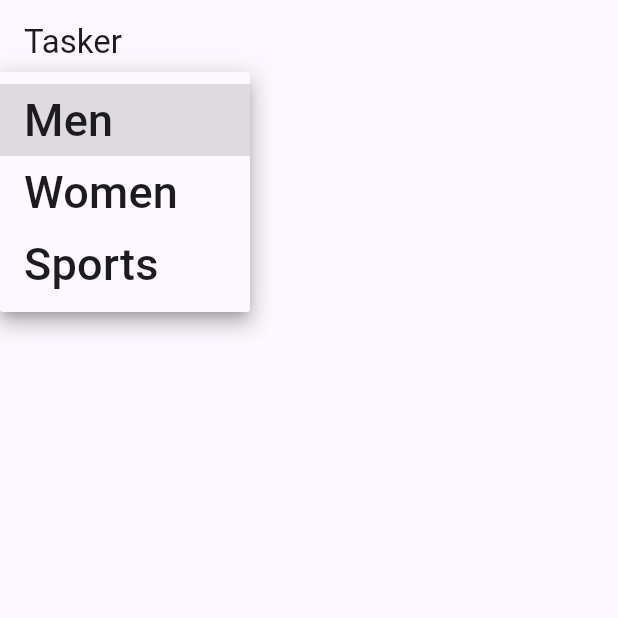
After one commit to Dev-Arnab-Flutter/snapkart-seller, a Flutter app: the HomePage screen opened directly, after a tap on the "arrow drop down" icon, on a phone screen of 412 x 824 dp, the top half of it. The commit adds this screen. Run offline on Flutter 3.47's test engine with Material 2 defaults, Android fonts, the phone set to English and light mode, and no system bars; our stand-ins replace carousel_slider, cloud_firestore, file_picker, firebase_auth, firebase_core, firebase_database and 5 more; accounts and stored records are empty.

Commit message:
updated and push

```diff
--- /dev/null
+++ b/lib/models/category_model.dart
@@ -0,0 +1,50 @@
+
+class Category {
+    String name;
+    List<Subcategory> subcategory;
+
+    Category({
+        required this.name,
+        required this.subcategory,
+    });
+
+    factory Category.fromMap(Map json) => Category(
+        name: json["name"],
+        subcategory: List<Subcategory>.from(json["subcategory"].map((x) => Subcategory.fromMap(x))),
+    );
+
+    Map<String, dynamic> toMap() => {
+        "name": name,
+        "subcategory": List<dynamic>.from(subcategory.map((x) => x.toMap())),
+    };
+    @override
+    String toString() {
+
+    return "Category(name: $name,SubCategory : $subcategory)";
+  }
+}
+
+class Subcategory {
+    int id;
+    String name;
+
+    Subcategory({
+        required this.id,
+        required this.name,
+    });
+
+    factory Subcategory.fromMap(Map json) => Subcategory(
+        id: json["id"],
+        name: json["name"],
+    );
+
+    Map<String, dynamic> toMap() => {
+        "id": id,
+        "name": name,
+    };
+   @override
+    String toString() {
+
+    return "SubCategory(id: $id, name: $name)";
+  }
+}
--- a/lib/screens/products_screen.dart
+++ b/lib/screens/products_screen.dart
@@ -85,7 +85,7 @@ class ProductsScreen extends StatelessWidget {
         backgroundColor: purpleColor,
         shape: const CircleBorder(),
         onPressed: () {
-          Get.to(()=>const AddProductScreen());
+          Get.to(()=> AddProductScreen());
         },
         child: Icon(
           Icons.add,
--- a/lib/services/api/services_api.dart
+++ b/lib/services/api/services_api.dart
@@ -65,4 +65,6 @@ userImageController.selectedProfilePicture=false;
     Get.snackbar("Error occured", message,
         backgroundColor: Colors.redAccent, snackPosition: SnackPosition.BOTTOM,duration:const Duration(seconds: 5));
   }
+
+
 }
--- /dev/null
+++ b/lib/widgets/israr.dart
@@ -0,0 +1,123 @@
+import 'package:flutter/material.dart';
+
+
+void main() {
+  runApp(
+    const MaterialApp(
+      debugShowCheckedModeBanner: false,
+      home: HomePage(),
+    ),
+  );
+}
+
+class HomePage extends StatefulWidget {
+  const HomePage({super.key});
+
+  @override
+  State<HomePage> createState() => _HomePageState();
+}
+
+class SubCategory {
+  final int id;
+  final String name;
+  const SubCategory({required this.id, required this.name});
+}
+
+class Category {
+  final int id;
+  final String name;
+  final List<SubCategory> subCategories;
+  const Category(
+      {required this.id, required this.name, required this.subCategories});
+}
+
+class _HomePageState extends State<HomePage> {
+  List<Category> categories = const [
+    Category(
+      id: 10,
+      name: "Men",
+      subCategories: [
+        SubCategory(id: 11, name: "Jeans"),
+        SubCategory(id: 12, name: "T-Shirts")
+      ],
+    ),
+    Category(
+      id: 20,
+      name: "Women",
+      subCategories: [
+        SubCategory(id: 21, name: "Dress"),
+        SubCategory(id: 22, name: "Shoes")
+      ],
+    ),
+    Category(
+      id: 30,
+      name: "Sports",
+      subCategories: [
+        SubCategory(id: 31, name: "Criket"),
+        SubCategory(id: 32, name: "Football")
+      ],
+    )
+  ];
+
+  Category? selectedCategory;
+
+  SubCategory? selectedSubCategory;
+
+
+  @override
+  Widget build(BuildContext context) {
+    return Scaffold(
+      appBar: AppBar(title: const Text('Tasker')),
+      body: Column(
+        children: [
+          DropdownButton<Category>(
+            // Step 3.
+            value: selectedCategory,
+            // Step 4.
+            items:
+                categories.map<DropdownMenuItem<Category>>((Category category) {
+              return DropdownMenuItem<Category>(
+                value: category,
+                child: Text(
+                  category.name,
+                  style: const TextStyle(fontSize: 30),
+                ),
+              );
+            }).toList(),
+            // Step 5.
+            onChanged: (Category? newValue) {
+              setState(() {
+                selectedCategory = newValue!;
+                selectedSubCategory = null;
+              });
+            },
+          ),
+          const SizedBox(
+            height: 50,
+          ),
+          DropdownButton<SubCategory>(
+            // Step 3.
+            value: selectedSubCategory,
+            // Step 4.
+            items:
+                (selectedCategory?.subCategories??[]).map<DropdownMenuItem<SubCategory>>((SubCategory subCategory) {
+              return DropdownMenuItem<SubCategory>(
+                value: subCategory,
+                child: Text(
+                  subCategory.name,
+                  style: const TextStyle(fontSize: 30),
+                ),
+              );
+            }).toList(),
+            // Step 5.
+            onChanged: (SubCategory? newValue) {
+              setState(() {
+                selectedSubCategory = newValue!;
+              });
+            },
+          )
+        ],
+      ),
+    );
+  }
+}
--- a/lib/widgets/loding_indicator.dart
+++ b/lib/widgets/loding_indicator.dart
@@ -1,9 +1,9 @@
 import 'package:seller/const/const.dart';
 
-Widget loadingIndicator(){
-  return const Center(
+Widget loadingIndicator({ color =purpleColor}){
+  return  Center(
     child: CircularProgressIndicator(
-      valueColor: AlwaysStoppedAnimation(purpleColor),
+      valueColor: AlwaysStoppedAnimation(color),
     ),
   );
 }
--- a/pubspec.yaml
+++ b/pubspec.yaml
@@ -49,6 +49,7 @@ dependencies:
   file_picker: ^5.3.0
   path: ^1.8.3
   path_provider: ^2.0.15
+  firebase_database: ^10.2.1
 
 dev_dependencies:
   flutter_test:
```
Also changed, not shown: lib/controllers/category_controller.dart (added, +21 -0 lines), lib/controllers/shop_controller.dart (added, +45 -0 lines), lib/screens/add_product_screen.dart (+8 -2 lines), lib/screens/general_setting_screen.dart (+5 -2 lines), lib/screens/shop_setting_screen.dart (+57 -14 lines), lib/widgets/custon_textfield_widget.dart (+6 -1 lines), pubspec.lock, 2 other files.
